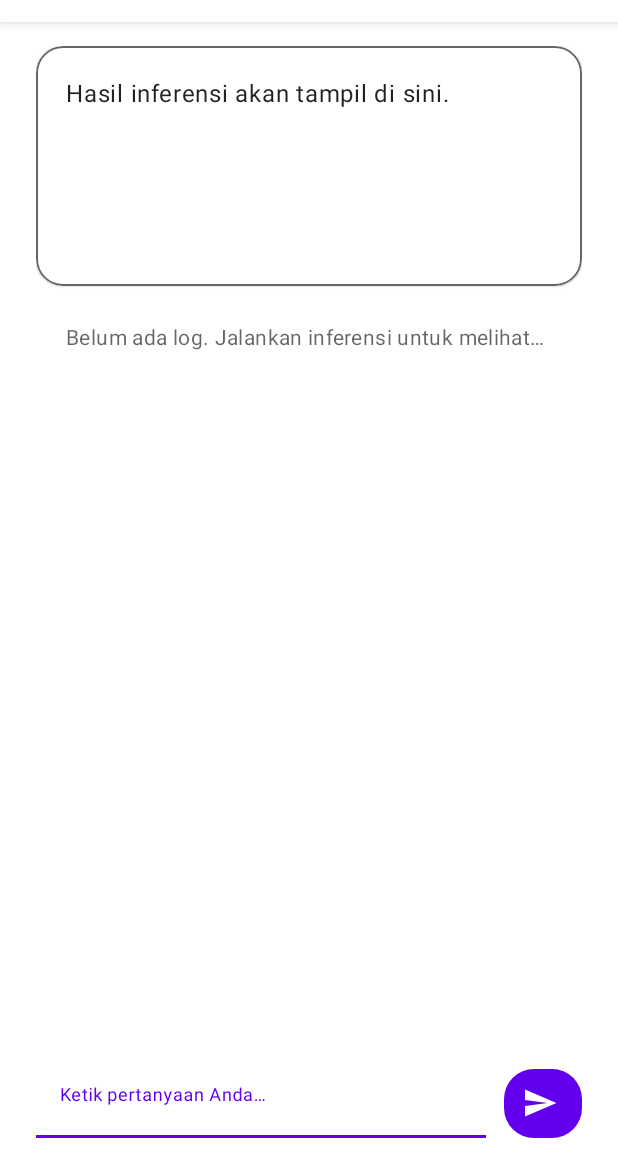
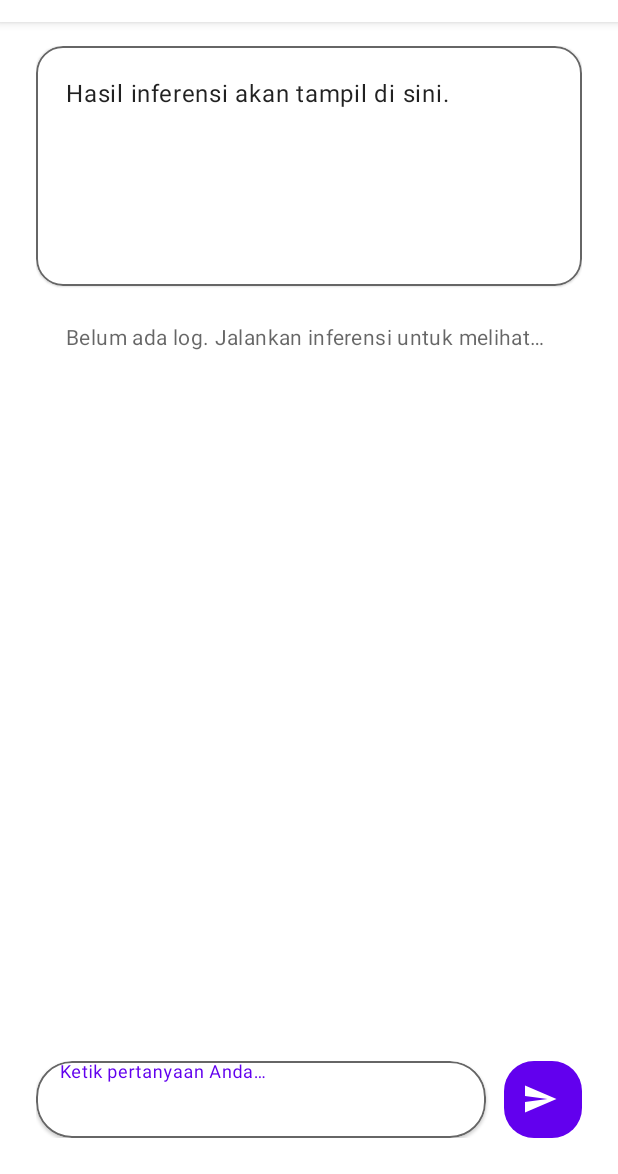
Before and after one commit to cicero78M/cicero.ai, an Android app: the screen it shows after launch (MainActivity), on a phone screen of 412 x 824 dp, the part 62-1236 px from its top. Run offline under Robolectric (Android 15) with nearby library versions, the phone set to English and light mode, and no system bars.

Commit message:
Wrap prompt input in card

```diff
--- a/app/src/main/res/layout/activity_main.xml
+++ b/app/src/main/res/layout/activity_main.xml
@@ -114,25 +114,36 @@
                 app:layout_constraintEnd_toEndOf="parent"
                 app:layout_constraintStart_toStartOf="parent">
 
-                <com.google.android.material.textfield.TextInputLayout
-                    android:id="@+id/promptInputLayout"
-                    style="@style/Widget.MaterialComponents.TextInputLayout.FilledBox.Dense"
+                <com.google.android.material.card.MaterialCardView
+                    android:id="@+id/promptCard"
                     android:layout_width="0dp"
                     android:layout_height="wrap_content"
                     android:layout_weight="1"
+                    android:padding="12dp"
+                    app:cardBackgroundColor="?attr/colorSurface"
+                    app:cardCornerRadius="24dp"
+                    app:strokeColor="?android:attr/textColorSecondary"
+                    app:strokeWidth="1dp">
+
+                    <com.google.android.material.textfield.TextInputLayout
+                        android:id="@+id/promptInputLayout"
+                        style="@style/Widget.MaterialComponents.TextInputLayout.OutlinedBox"
+                        android:layout_width="match_parent"
+                        android:layout_height="wrap_content"
+                        android:background="@android:color/transparent"
                         android:hint="@string/prompt_hint"
-                    app:boxCornerRadiusBottomEnd="24dp"
-                    app:boxCornerRadiusBottomStart="24dp"
-                    app:boxCornerRadiusTopEnd="24dp"
-                    app:boxCornerRadiusTopStart="24dp"
+                        app:boxBackgroundColor="@android:color/transparent"
+                        app:boxBackgroundMode="outline"
                         app:endIconMode="clear_text">
 
                         <com.google.android.material.textfield.TextInputEditText
                             android:id="@+id/promptInput"
                             android:layout_width="match_parent"
                             android:layout_height="wrap_content"
+                            android:autofillHints="@string/prompt_autofill_hint"
                             android:background="@android:color/transparent"
                             android:gravity="top|start"
+                            android:imeOptions="actionSend"
                             android:importantForAutofill="yes"
                             android:inputType="textMultiLine"
                             android:maxLines="6"
@@ -140,10 +151,10 @@
                             android:overScrollMode="ifContentScrolls"
                             android:paddingTop="12dp"
                             android:paddingBottom="12dp"
-                        android:imeOptions="actionSend"
                             android:textAppearance="@style/TextAppearance.MaterialComponents.Body1"
-                        android:autofillHints="@string/prompt_autofill_hint" />
+                            android:textColorHint="@color/prompt_hint_grey" />
                     </com.google.android.material.textfield.TextInputLayout>
+                </com.google.android.material.card.MaterialCardView>
 
                 <com.google.android.material.button.MaterialButton
                     android:id="@+id/runButton"
--- a/app/src/main/res/values/colors.xml
+++ b/app/src/main/res/values/colors.xml
@@ -7,4 +7,5 @@
     <color name="teal_700">#FF018786</color>
     <color name="black">#FF000000</color>
     <color name="white">#FFFFFFFF</color>
+    <color name="prompt_hint_grey">#FF9E9E9E</color>
 </resources>
```
Lines whose indentation alone changed are shown as unchanged.
